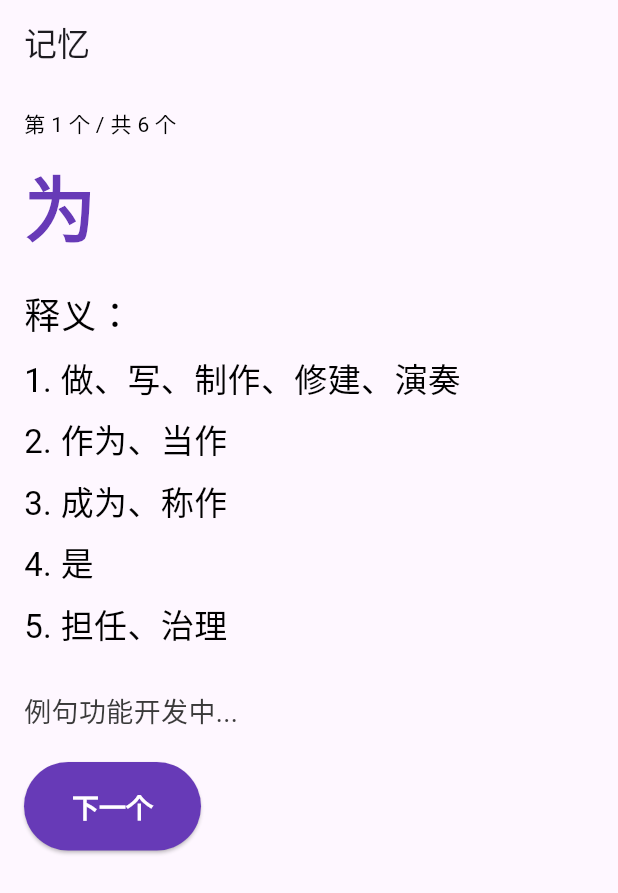
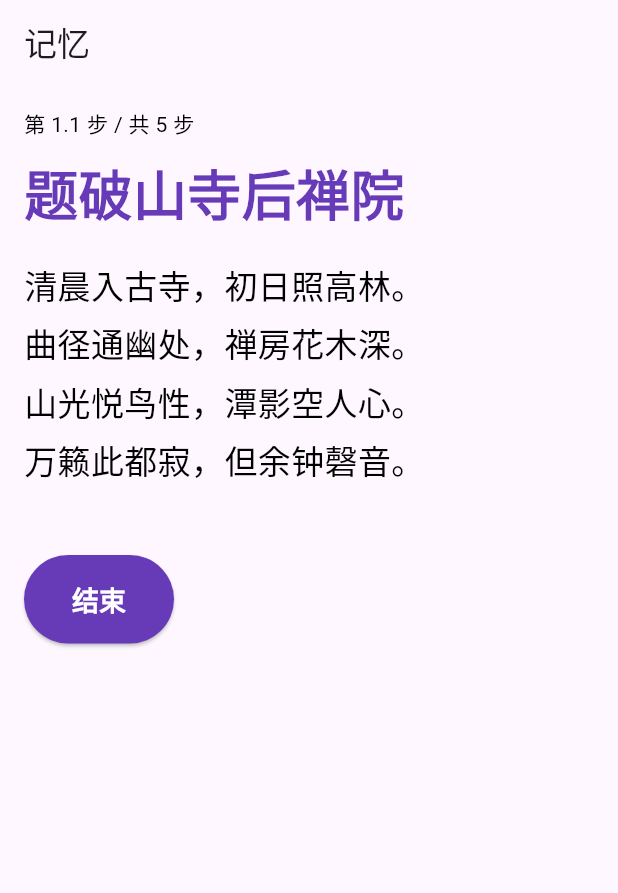
Before and after one commit to Robot-1024/Remember-it, a Flutter app: the screen it shows after launch, after a tap on "开始记忆", on a phone screen of 412 x 824 dp. Shown: the top 893 px of the screen. Run offline on Flutter 3.47's test engine with Material 3 defaults, Android fonts, the phone set to English and light mode, and no system bars.

Commit message:
修改软件为背古诗软件（初步修改框架）

```diff
--- /dev/null
+++ b/assets/poems.json
@@ -0,0 +1,12 @@
+[
+  {
+    "title": "题破山寺后禅院",
+    "author": "常建",
+    "content":[
+      "清晨入古寺，初日照高林。",
+      "曲径通幽处，禅房花木深。",
+      "山光悦鸟性，潭影空人心。",
+      "万籁此都寂，但余钟磬音。"
+    ]
+  }
+]
--- a/lib/Pages/first_page.dart
+++ b/lib/Pages/first_page.dart
@@ -1,7 +1,6 @@
 import 'package:flutter/material.dart';
-import 'package:remember_it/Pages/home_page.dart';
+import 'package:remember_it/Pages/home_page.dart';import 'package:remember_it/Pages/poem_list_page.dart';
 import 'package:remember_it/Pages/profile_page.dart';
-import 'package:remember_it/Pages/settings_page.dart';
 
 class FirstPage extends StatefulWidget {
   const FirstPage({super.key});
@@ -19,13 +18,13 @@ class _FirstPageState extends State<FirstPage> {
     });
   }
 
-  final List _pages = [
+  final List<Widget> _pages = [
 
     const HomePage(),
 
+    const PoemListPage(),
+
     const ProfilePage(),
-
-    const SettingsPage(),
 
   ];
 
@@ -44,10 +43,13 @@ class _FirstPageState extends State<FirstPage> {
             label: '主页',
           ),
           BottomNavigationBarItem(
+            icon: Icon(Icons.list),
+            label: '诗单',
+          ),
+          BottomNavigationBarItem(
             icon: Icon(Icons.person),
             label: '个人信息',
           ),
-
         ],
       ),
     );
--- a/lib/Pages/memory_page.dart
+++ b/lib/Pages/memory_page.dart
@@ -2,12 +2,12 @@ import 'package:flutter/material.dart';
 import 'dart:convert';
 import 'package:flutter/services.dart';
 import 'package:remember_it/Pages/first_page.dart';
-import 'package:remember_it/data/word.dart';
+import 'package:remember_it/data/poem.dart';
 
-Future<List<Word>> loadWords() async {
-  final String response = await rootBundle.loadString('assets/words.json');
+Future<List<Poem>> loadPoems() async {
+  final String response = await rootBundle.loadString('assets/poems.json');
   final List<dynamic> data = json.decode(response);
-  return data.map((json) => Word.fromJson(json)).toList();
+  return data.map((json) => Poem.fromJson(json)).toList();
 }
 
 class MemoryPage extends StatefulWidget {
@@ -20,6 +20,23 @@ class MemoryPage extends StatefulWidget {
 
 class _MemoryPageState extends State<MemoryPage> {
   int wordNum = 0; // 当前显示的单词索引
+  List<int> stepNum = [1, 1, 1]; // 当前的步骤索引
+  int stepMax = 5;
+
+  /*
+
+  步骤说明:
+  step1: 总览诗歌
+  step2.1.1: 单看一句诗
+  step2.1.2: 单句挖空（3个字）
+  step2.1.3: 上下句默写
+  step2.2,2.3,2.4...: 重复以上步骤
+  step3: 全诗出4道上下句默写
+  step4: 全诗总览
+  step5: 全诗默写
+  end
+
+  */
 
   @override
   Widget build(BuildContext context) {
@@ -28,8 +45,8 @@ class _MemoryPageState extends State<MemoryPage> {
         title: const Text("记忆"),
         automaticallyImplyLeading: false,
       ),
-      body: FutureBuilder<List<Word>>(
-        future: loadWords(), // 加载 JSON 数据
+      body: FutureBuilder<List<Poem>>(
+        future: loadPoems(), // 加载 JSON 数据
         builder: (context, snapshot) {
           if (snapshot.connectionState == ConnectionState.waiting) {
             return const Center(child: CircularProgressIndicator());
@@ -39,19 +56,18 @@ class _MemoryPageState extends State<MemoryPage> {
             return const Center(child: Text('没有数据'));
           }
 
-          final words = snapshot.data!;
+          final poems = snapshot.data!;
 
           // 确保 wordNum 不超过数据的长度
-          final word = words.length > wordNum ? words[wordNum] : words.last;
+          final poem = poems.length > wordNum ? poems[wordNum] : poems.last;
 
           return Padding(
             padding: const EdgeInsets.all(16),
             child: Column(
               crossAxisAlignment: CrossAxisAlignment.start,
               children: [
-
                 Text(
-                  '第 ${wordNum+1} 个 / 共 ${words.length} 个',
+                  '第 ${stepNum[0]}.${stepNum[1]} 步 / 共 ${stepMax} 步',
                   style: const TextStyle(
                     fontSize: 14,
                     color: Colors.black,
@@ -62,29 +78,21 @@ class _MemoryPageState extends State<MemoryPage> {
 
                 // 原词，48pt 加粗，deeppurple
                 Text(
-                  word.word,
+                  poem.title,
                   style: const TextStyle(
-                    fontSize: 48,
+                    fontSize: 36,
                     fontWeight: FontWeight.bold,
                     color: Colors.deepPurple, // deeppurple
                   ),
                 ),
                 const SizedBox(height: 20),
                 // 显示释义
-                const Text(
-                  "释义：",
-                  style: TextStyle(
-                    fontSize: 24,
-                    color: Colors.black, // 黑色
-                    fontWeight: FontWeight.normal,
-                  ),
-                ),
-                const SizedBox(height: 10),
+
                 // 遍历释义
-                ...word.definitions.map((definition) => Padding(
+                ...poem.content.map((content) => Padding(
                       padding: const EdgeInsets.only(bottom: 8.0),
                       child: Text(
-                        "${word.definitions.indexOf(definition) + 1}. $definition",
+                        "$content",
                         style: const TextStyle(
                           fontSize: 22,
                           color: Colors.black, // 黑色
@@ -94,34 +102,39 @@ class _MemoryPageState extends State<MemoryPage> {
                     )),
                 const SizedBox(height: 20),
                 // 例句
-                const Text(
-                  //"例句: \n${word.exampleSentence}",
-                  "例句功能开发中...",
-                  style: TextStyle(
-                    fontSize: 18,
-                    color: Color.fromARGB(255, 58, 58, 58), // 黑色
-                    fontWeight: FontWeight.normal,
-                  ),
-                ),
+
                 const SizedBox(height: 20),
                 // "下一个" 或 "结束" 按钮
                 ElevatedButton(
                   onPressed: () {
-                    if (wordNum < words.length - 1) {
+                    if (stepNum[0] < stepMax) {
                       setState(() {
-                        // 显示下一个单词，循环显示
-                        wordNum = wordNum + 1;
+                        // 显示下一步，循环显示
+                        if (stepNum[0] == 2) {
+                          // 单句精读
+                          if (stepNum[2] == 3) {
+                            // 完成一句的学习
+                            stepNum[1]++;
+                            stepNum[2] = 1;
+                          } else {
+                            stepNum[2]++;
+                          }
+                        } else {
+                          stepNum[0]++;
+                        }
                       });
                     } else {
                       // 如果是最后一个单词，跳转到 homePage
                       Navigator.push(
                         context,
-                        MaterialPageRoute(builder: (context) => const FirstPage()),
+                        MaterialPageRoute(
+                            builder: (context) => const FirstPage()),
                       ); // 使用路由跳转
                     }
                   },
                   style: ElevatedButton.styleFrom(
-                    padding: const EdgeInsets.symmetric(vertical: 16, horizontal: 32),
+                    padding: const EdgeInsets.symmetric(
+                        vertical: 16, horizontal: 32),
                     backgroundColor: Colors.deepPurple, // 按钮颜色
                     foregroundColor: Colors.white, // 按钮文字颜色
                     textStyle: const TextStyle(
@@ -129,7 +142,7 @@ class _MemoryPageState extends State<MemoryPage> {
                       fontWeight: FontWeight.bold,
                     ),
                   ),
-                  child: Text(wordNum < words.length - 1 ? "下一个" : "结束"),
+                  child: Text(wordNum < poems.length - 1 ? "下一个" : "结束"),
                 ),
               ],
             ),
--- /dev/null
+++ b/lib/data/poem.dart
@@ -0,0 +1,19 @@
+
+
+class Poem {
+  final String title;
+  final List<String> content;
+
+  Poem({
+    required this.title,
+    required this.content,
+  });
+
+  // 从 JSON 数据创建 Word 对象
+  factory Poem.fromJson(Map<String, dynamic> json) {
+    return Poem(
+      title: json['title'],
+      content: List<String>.from(json['content']),
+    );
+  }
+}
--- a/lib/data/word.dart
+++ /dev/null
@@ -1,22 +0,0 @@
-// lib/models/word.dart
-
-class Word {
-  final String word;
-  final List<String> definitions;
-  final String exampleSentence;
-
-  Word({
-    required this.word,
-    required this.definitions,
-    required this.exampleSentence,
-  });
-
-  // 从 JSON 数据创建 Word 对象
-  factory Word.fromJson(Map<String, dynamic> json) {
-    return Word(
-      word: json['word'],
-      definitions: List<String>.from(json['definitions']),
-      exampleSentence: json['exampleSentence'],
-    );
-  }
-}
--- a/pubspec.yaml
+++ b/pubspec.yaml
@@ -24,4 +24,4 @@ dev_dependencies:
 flutter:
   uses-material-design: true
   assets:
-    - assets/words.json
+    - assets/poems.json
```
Also changed, not shown: lib/Pages/memory_pages/memory_step_1.dart (added, +14 -0 lines), lib/Pages/memory_pages/memory_step_2_x_1.dart (added, +14 -0 lines), lib/Pages/memory_pages/memory_step_2_x_2.dart (added, +14 -0 lines), lib/Pages/poem_list_page.dart (added, +20 -0 lines).
